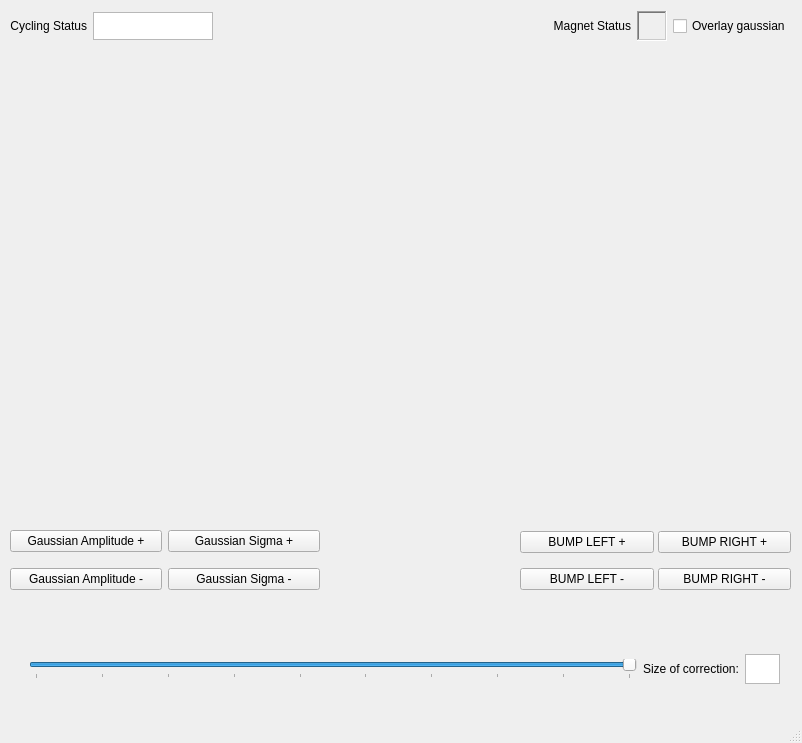
DiamondLightSource/i10switching, file i10beamlineui.ui: the form before one commit.
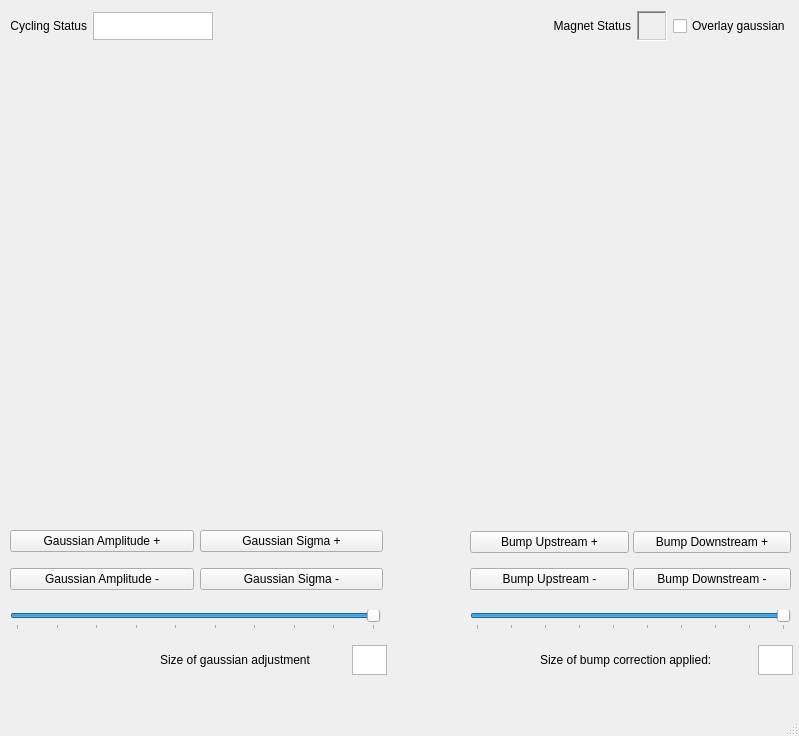
The form after the commit.

Commit message: Adjusting GUIs to look nicer: changed bump button names and added gaussian scale bar (not yet connected up)

Patch:
```diff
--- a/i10beamlineui.ui
+++ b/i10beamlineui.ui
@@ -6,8 +6,8 @@
    <rect>
     <x>0</x>
     <y>0</y>
-    <width>802</width>
-    <height>743</height>
+    <width>799</width>
+    <height>736</height>
    </rect>
   </property>
   <property name="windowTitle">
@@ -17,9 +17,9 @@
    <widget class="QWidget" name="layoutWidget">
     <property name="geometry">
      <rect>
-      <x>520</x>
+      <x>470</x>
       <y>520</y>
-      <width>271</width>
+      <width>321</width>
       <height>81</height>
      </rect>
     </property>
@@ -36,28 +36,28 @@
         </size>
        </property>
        <property name="text">
-        <string>BUMP RIGHT +</string>
+        <string>Bump Downstream +</string>
        </property>
       </widget>
      </item>
      <item row="0" column="0">
       <widget class="QPushButton" name="bumpleftplusButton">
        <property name="text">
-        <string>BUMP LEFT +</string>
+        <string>Bump Upstream +</string>
        </property>
       </widget>
      </item>
      <item row="1" column="1">
       <widget class="QPushButton" name="bumprightminusButton">
        <property name="text">
-        <string>BUMP RIGHT -</string>
+        <string>Bump Downstream -</string>
        </property>
       </widget>
      </item>
      <item row="1" column="0">
       <widget class="QPushButton" name="bumpleftminusButton">
        <property name="text">
-        <string>BUMP LEFT -</string>
+        <string>Bump Upstream -</string>
        </property>
       </widget>
      </item>
@@ -215,64 +215,13 @@
      </item>
     </layout>
    </widget>
-   <widget class="QWidget" name="gridLayoutWidget_2">
-    <property name="geometry">
-     <rect>
-      <x>29</x>
-      <y>649</y>
-      <width>751</width>
-      <height>41</height>
-     </rect>
-    </property>
-    <layout class="QGridLayout" name="gridLayout_2">
-     <item row="0" column="0">
-      <widget class="QSlider" name="jog_scale_slider">
-       <property name="minimum">
-        <number>1</number>
-       </property>
-       <property name="maximum">
-        <number>10</number>
-       </property>
-       <property name="value">
-        <number>10</number>
-       </property>
-       <property name="orientation">
-        <enum>Qt::Horizontal</enum>
-       </property>
-       <property name="tickPosition">
-        <enum>QSlider::TicksBelow</enum>
-       </property>
-       <property name="tickInterval">
-        <number>1</number>
-       </property>
-      </widget>
-     </item>
-     <item row="0" column="1">
-      <widget class="QLabel" name="label_2">
-       <property name="text">
-        <string>Size of correction:</string>
-       </property>
-      </widget>
-     </item>
-     <item row="0" column="2">
-      <widget class="QTextEdit" name="jog_scale_textbox">
-       <property name="maximumSize">
-        <size>
-         <width>35</width>
-         <height>30</height>
-        </size>
-       </property>
-      </widget>
-     </item>
-    </layout>
-   </widget>
    <widget class="QWidget" name="gridLayoutWidget_3">
     <property name="geometry">
      <rect>
       <x>10</x>
       <y>520</y>
-      <width>310</width>
-      <height>80</height>
+      <width>373</width>
+      <height>81</height>
      </rect>
     </property>
     <layout class="QGridLayout" name="gridLayout_3">
@@ -306,6 +255,141 @@
      </item>
     </layout>
    </widget>
+   <widget class="QWidget" name="gridLayoutWidget_4">
+    <property name="geometry">
+     <rect>
+      <x>160</x>
+      <y>640</y>
+      <width>227</width>
+      <height>41</height>
+     </rect>
+    </property>
+    <layout class="QGridLayout" name="gridLayout_4">
+     <item row="0" column="2">
+      <widget class="QTextEdit" name="jog_scale_textbox_2">
+       <property name="maximumSize">
+        <size>
+         <width>35</width>
+         <height>30</height>
+        </size>
+       </property>
+      </widget>
+     </item>
+     <item row="0" column="1">
+      <widget class="QLabel" name="label">
+       <property name="text">
+        <string>Size of gaussian adjustment</string>
+       </property>
+      </widget>
+     </item>
+    </layout>
+   </widget>
+   <widget class="QWidget" name="horizontalLayoutWidget">
+    <property name="geometry">
+     <rect>
+      <x>10</x>
+      <y>600</y>
+      <width>371</width>
+      <height>41</height>
+     </rect>
+    </property>
+    <layout class="QHBoxLayout" name="horizontalLayout">
+     <item>
+      <widget class="QSlider" name="jog_scale_slider_2">
+       <property name="minimum">
+        <number>1</number>
+       </property>
+       <property name="maximum">
+        <number>10</number>
+       </property>
+       <property name="value">
+        <number>10</number>
+       </property>
+       <property name="orientation">
+        <enum>Qt::Horizontal</enum>
+       </property>
+       <property name="tickPosition">
+        <enum>QSlider::TicksBelow</enum>
+       </property>
+       <property name="tickInterval">
+        <number>1</number>
+       </property>
+      </widget>
+     </item>
+    </layout>
+   </widget>
+   <widget class="QWidget" name="horizontalLayoutWidget_2">
+    <property name="geometry">
+     <rect>
+      <x>470</x>
+      <y>600</y>
+      <width>321</width>
+      <height>41</height>
+     </rect>
+    </property>
+    <layout class="QHBoxLayout" name="horizontalLayout_2">
+     <item>
+      <widget class="QSlider" name="jog_scale_slider">
+       <property name="minimum">
+        <number>1</number>
+       </property>
+       <property name="maximum">
+        <number>10</number>
+       </property>
+       <property name="value">
+        <number>10</number>
+       </property>
+       <property name="orientation">
+        <enum>Qt::Horizontal</enum>
+       </property>
+       <property name="tickPosition">
+        <enum>QSlider::TicksBelow</enum>
+       </property>
+       <property name="tickInterval">
+        <number>1</number>
+       </property>
+      </widget>
+     </item>
+    </layout>
+   </widget>
+   <widget class="QWidget" name="gridLayoutWidget">
+    <property name="geometry">
+     <rect>
+      <x>540</x>
+      <y>640</y>
+      <width>253</width>
+      <height>41</height>
+     </rect>
+    </property>
+    <layout class="QGridLayout" name="gridLayout">
+     <item row="0" column="1">
+      <widget class="QTextEdit" name="jog_scale_textbox">
+       <property name="maximumSize">
+        <size>
+         <width>35</width>
+         <height>30</height>
+        </size>
+       </property>
+      </widget>
+     </item>
+     <item row="0" column="0">
+      <widget class="QLabel" name="label_2">
+       <property name="text">
+        <string>Size of bump correction applied:</string>
+       </property>
+      </widget>
+     </item>
+    </layout>
+   </widget>
+   <zorder>layoutWidget</zorder>
+   <zorder>verticalLayoutWidget</zorder>
+   <zorder>layoutWidget_3</zorder>
+   <zorder>gridLayoutWidget_3</zorder>
+   <zorder>gridLayoutWidget_4</zorder>
+   <zorder>horizontalLayoutWidget</zorder>
+   <zorder>horizontalLayoutWidget_2</zorder>
+   <zorder>gridLayoutWidget</zorder>
+   <zorder>label_2</zorder>
   </widget>
   <widget class="QMenuBar" name="menubar">
    <property name="geometry">
```
Left out of the diff: 2 changed lines with no effect on the pictures. The commit also changes 3 other files.
